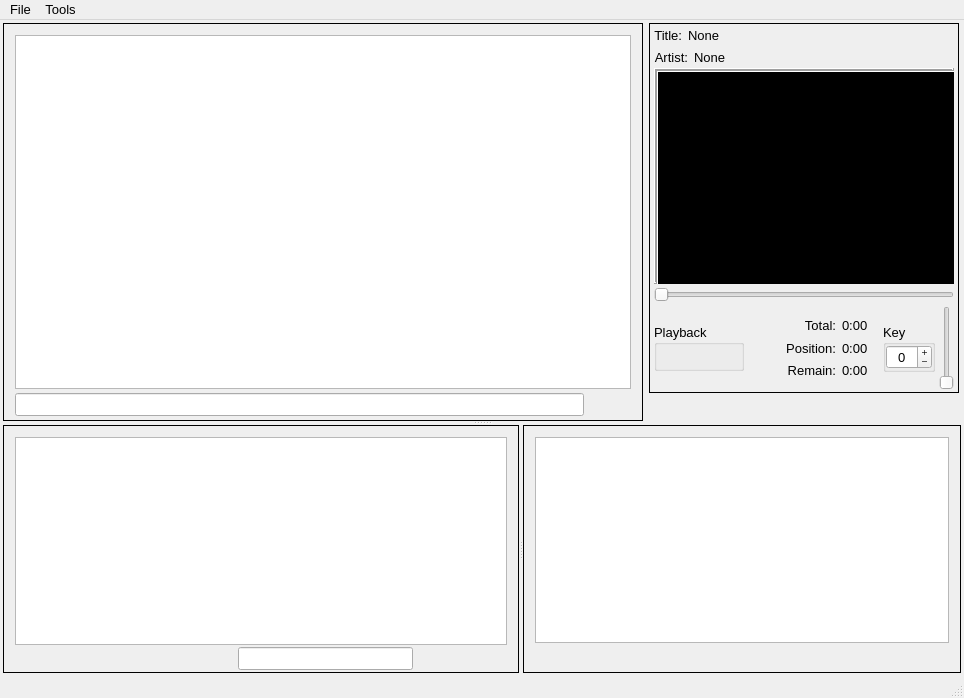
First picture: the form in KaraokeHost/mainwindow.ui, repository OpenKJ/OpenKJ, before the edit.
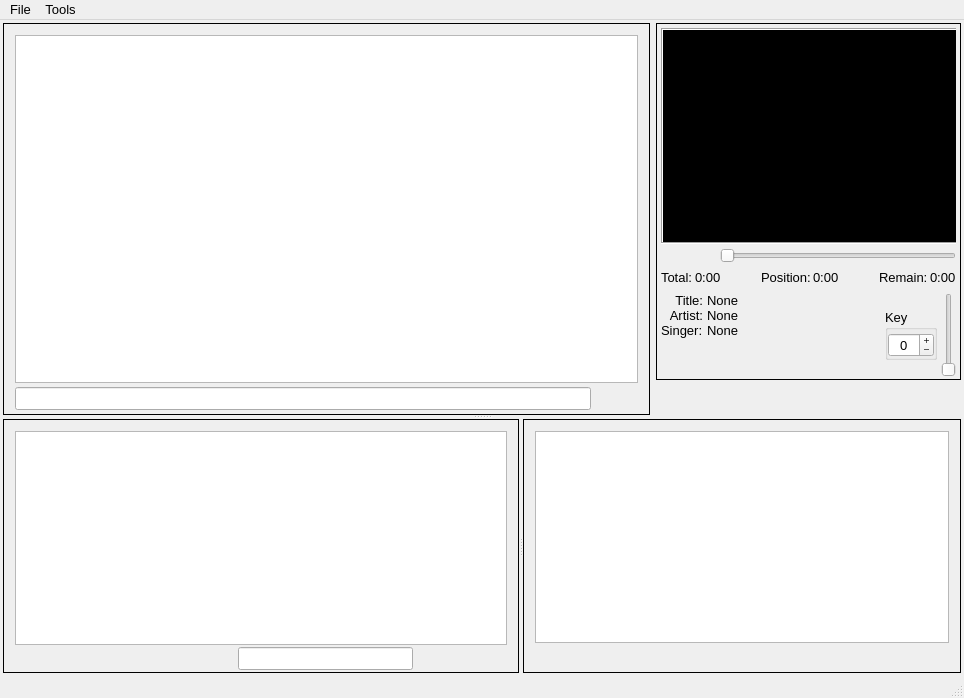
Second picture: the form after the edit. Icons and pictures are not drawn.

Patch:
```diff
--- a/KaraokeHost/mainwindow.ui
+++ b/KaraokeHost/mainwindow.ui
@@ -10,6 +10,12 @@
     <height>698</height>
    </rect>
   </property>
+  <property name="sizePolicy">
+   <sizepolicy hsizetype="Preferred" vsizetype="Minimum">
+    <horstretch>0</horstretch>
+    <verstretch>0</verstretch>
+   </sizepolicy>
+  </property>
   <property name="font">
    <font>
     <pointsize>10</pointsize>
@@ -50,17 +56,11 @@
         </property>
         <item>
          <widget class="QFrame" name="dbframe">
-          <property name="minimumSize">
-           <size>
-            <width>0</width>
-            <height>370</height>
-           </size>
-          </property>
-          <property name="baseSize">
-           <size>
-            <width>0</width>
-            <height>370</height>
-           </size>
+          <property name="sizePolicy">
+           <sizepolicy hsizetype="Expanding" vsizetype="Preferred">
+            <horstretch>0</horstretch>
+            <verstretch>0</verstretch>
+           </sizepolicy>
           </property>
           <property name="frameShape">
            <enum>QFrame::Box</enum>
@@ -142,23 +142,29 @@
         <item>
          <widget class="QFrame" name="frame_6">
           <property name="sizePolicy">
-           <sizepolicy hsizetype="Fixed" vsizetype="Preferred">
+           <sizepolicy hsizetype="Fixed" vsizetype="Minimum">
             <horstretch>0</horstretch>
             <verstretch>0</verstretch>
            </sizepolicy>
           </property>
           <property name="minimumSize">
            <size>
-            <width>312</width>
+            <width>305</width>
             <height>0</height>
            </size>
           </property>
           <property name="maximumSize">
            <size>
-            <width>312</width>
+            <width>305</width>
             <height>16777215</height>
            </size>
           </property>
+          <property name="baseSize">
+           <size>
+            <width>305</width>
+            <height>0</height>
+           </size>
+          </property>
           <property name="frameShape">
            <enum>QFrame::NoFrame</enum>
           </property>
@@ -175,35 +181,23 @@
            <item>
             <widget class="QFrame" name="mediaFrame">
              <property name="sizePolicy">
-              <sizepolicy hsizetype="Preferred" vsizetype="Fixed">
+              <sizepolicy hsizetype="Minimum" vsizetype="Minimum">
                <horstretch>0</horstretch>
                <verstretch>0</verstretch>
               </sizepolicy>
              </property>
-             <property name="minimumSize">
-              <size>
-               <width>310</width>
-               <height>370</height>
-              </size>
-             </property>
-             <property name="maximumSize">
-              <size>
-               <width>310</width>
-               <height>370</height>
-              </size>
-             </property>
              <property name="frameShape">
               <enum>QFrame::Box</enum>
              </property>
              <layout class="QVBoxLayout" name="verticalLayout_5">
               <property name="spacing">
-               <number>0</number>
+               <number>6</number>
               </property>
               <property name="leftMargin">
                <number>4</number>
               </property>
               <property name="topMargin">
-               <number>0</number>
+               <number>4</number>
               </property>
               <property name="rightMargin">
                <number>4</number>
@@ -211,100 +205,6 @@
               <property name="bottomMargin">
                <number>2</number>
               </property>
-              <item>
-               <widget class="QFrame" name="titleFrame">
-                <property name="sizePolicy">
-                 <sizepolicy hsizetype="Preferred" vsizetype="Minimum">
-                  <horstretch>0</horstretch>
-                  <verstretch>0</verstretch>
-                 </sizepolicy>
-                </property>
-                <property name="frameShape">
-                 <enum>QFrame::NoFrame</enum>
-                </property>
-                <layout class="QHBoxLayout" name="horizontalLayout_9">
-                 <property name="sizeConstraint">
-                  <enum>QLayout::SetDefaultConstraint</enum>
-                 </property>
-                 <property name="margin">
-                  <number>0</number>
-                 </property>
-                 <item>
-                  <widget class="QLabel" name="label_3">
-                   <property name="sizePolicy">
-                    <sizepolicy hsizetype="Minimum" vsizetype="Minimum">
-                     <horstretch>0</horstretch>
-                     <verstretch>0</verstretch>
-                    </sizepolicy>
-                   </property>
-                   <property name="text">
-                    <string>Title:</string>
-                   </property>
-                   <property name="alignment">
-                    <set>Qt::AlignRight|Qt::AlignTrailing|Qt::AlignVCenter</set>
-                   </property>
-                  </widget>
-                 </item>
-                 <item>
-                  <widget class="QLabel" name="labelTitle">
-                   <property name="sizePolicy">
-                    <sizepolicy hsizetype="Expanding" vsizetype="Minimum">
-                     <horstretch>0</horstretch>
-                     <verstretch>0</verstretch>
-                    </sizepolicy>
-                   </property>
-                   <property name="text">
-                    <string>None</string>
-                   </property>
-                  </widget>
-                 </item>
-                </layout>
-               </widget>
-              </item>
-              <item>
-               <widget class="QFrame" name="artistFrame">
-                <property name="frameShape">
-                 <enum>QFrame::NoFrame</enum>
-                </property>
-                <property name="frameShadow">
-                 <enum>QFrame::Raised</enum>
-                </property>
-                <layout class="QHBoxLayout" name="horizontalLayout_8">
-                 <property name="margin">
-                  <number>0</number>
-                 </property>
-                 <item>
-                  <widget class="QLabel" name="label_2">
-                   <property name="sizePolicy">
-                    <sizepolicy hsizetype="Minimum" vsizetype="Minimum">
-                     <horstretch>0</horstretch>
-                     <verstretch>0</verstretch>
-                    </sizepolicy>
-                   </property>
-                   <property name="text">
-                    <string>Artist:</string>
-                   </property>
-                   <property name="alignment">
-                    <set>Qt::AlignRight|Qt::AlignTrailing|Qt::AlignVCenter</set>
-                   </property>
-                  </widget>
-                 </item>
-                 <item>
-                  <widget class="QLabel" name="labelArtist">
-                   <property name="sizePolicy">
-                    <sizepolicy hsizetype="Expanding" vsizetype="Minimum">
-                     <horstretch>0</horstretch>
-                     <verstretch>0</verstretch>
-                    </sizepolicy>
-                   </property>
-                   <property name="text">
-                    <string>None</string>
-                   </property>
-                  </widget>
-                 </item>
-                </layout>
-               </widget>
-              </item>
               <item>
                <widget class="QFrame" name="cdgFrame">
                 <property name="sizePolicy">
@@ -313,18 +213,6 @@
                   <verstretch>0</verstretch>
                  </sizepolicy>
                 </property>
-                <property name="minimumSize">
-                 <size>
-                  <width>300</width>
-                  <height>216</height>
-                 </size>
-                </property>
-                <property name="maximumSize">
-                 <size>
-                  <width>300</width>
-                  <height>216</height>
-                 </size>
-                </property>
                 <property name="baseSize">
                  <size>
                   <width>300</width>
@@ -332,12 +220,12 @@
                  </size>
                 </property>
                 <property name="frameShape">
-                 <enum>QFrame::Box</enum>
+                 <enum>QFrame::NoFrame</enum>
                 </property>
                 <property name="frameShadow">
                  <enum>QFrame::Raised</enum>
                 </property>
-                <layout class="QHBoxLayout" name="horizontalLayout_11">
+                <layout class="QVBoxLayout" name="verticalLayout_7">
                  <property name="spacing">
                   <number>0</number>
                  </property>
@@ -347,7 +235,7 @@
                  <item>
                   <widget class="QLabel" name="cdgOutput">
                    <property name="sizePolicy">
-                    <sizepolicy hsizetype="Preferred" vsizetype="Preferred">
+                    <sizepolicy hsizetype="Fixed" vsizetype="Fixed">
                      <horstretch>0</horstretch>
                      <verstretch>0</verstretch>
                     </sizepolicy>
@@ -358,6 +246,12 @@
                      <height>216</height>
                     </size>
                    </property>
+                   <property name="maximumSize">
+                    <size>
+                     <width>300</width>
+                     <height>216</height>
+                    </size>
+                   </property>
                    <property name="baseSize">
                     <size>
                      <width>300</width>
@@ -442,101 +336,53 @@
                    </property>
                   </widget>
                  </item>
-                </layout>
-               </widget>
-              </item>
-              <item>
-               <widget class="QFrame" name="progressFrame">
-                <property name="frameShape">
-                 <enum>QFrame::NoFrame</enum>
-                </property>
-                <property name="frameShadow">
-                 <enum>QFrame::Raised</enum>
-                </property>
-                <layout class="QHBoxLayout" name="horizontalLayout_10">
-                 <property name="spacing">
-                  <number>0</number>
-                 </property>
-                 <property name="margin">
-                  <number>0</number>
-                 </property>
                  <item>
-                  <widget class="QSlider" name="sliderProgress">
+                  <widget class="QFrame" name="progressFrame">
                    <property name="sizePolicy">
-                    <sizepolicy hsizetype="Preferred" vsizetype="Preferred">
+                    <sizepolicy hsizetype="Expanding" vsizetype="Minimum">
                      <horstretch>0</horstretch>
                      <verstretch>0</verstretch>
                     </sizepolicy>
                    </property>
-                   <property name="orientation">
-                    <enum>Qt::Horizontal</enum>
+                   <property name="frameShape">
+                    <enum>QFrame::NoFrame</enum>
                    </property>
-                  </widget>
-                 </item>
-                </layout>
-               </widget>
-              </item>
-              <item>
-               <widget class="QFrame" name="controlsFrame">
-                <property name="frameShape">
-                 <enum>QFrame::NoFrame</enum>
-                </property>
-                <property name="frameShadow">
-                 <enum>QFrame::Raised</enum>
-                </property>
-                <layout class="QHBoxLayout" name="horizontalLayout_4">
-                 <property name="spacing">
-                  <number>4</number>
-                 </property>
-                 <property name="margin">
-                  <number>0</number>
-                 </property>
-                 <item>
-                  <widget class="QGroupBox" name="groupBoxMediaControl">
-                   <property name="sizePolicy">
-                    <sizepolicy hsizetype="Fixed" vsizetype="Fixed">
-                     <horstretch>0</horstretch>
-                     <verstretch>0</verstretch>
-                    </sizepolicy>
+                   <property name="frameShadow">
+                    <enum>QFrame::Plain</enum>
                    </property>
-                   <property name="maximumSize">
-                    <size>
-                     <width>90</width>
-                     <height>16777215</height>
-                    </size>
+                   <property name="lineWidth">
+                    <number>0</number>
                    </property>
-                   <property name="title">
-                    <string>Playback</string>
-                   </property>
-                   <layout class="QHBoxLayout" name="horizontalLayout_7">
+                   <layout class="QHBoxLayout" name="horizontalLayout_10">
                     <property name="spacing">
-                     <number>8</number>
+                     <number>4</number>
                     </property>
-                    <property name="margin">
+                    <property name="leftMargin">
+                     <number>3</number>
+                    </property>
+                    <property name="topMargin">
                      <number>0</number>
                     </property>
-                    <item>
-                     <widget class="QPushButton" name="buttonPlay">
-                      <property name="focusPolicy">
-                       <enum>Qt::NoFocus</enum>
-                      </property>
-                      <property name="icon">
-                       <iconset resource="resources.qrc">
-                        <normaloff>:/icons/play</normaloff>:/icons/play</iconset>
-                      </property>
-                      <property name="iconSize">
-                       <size>
-                        <width>22</width>
-                        <height>22</height>
-                       </size>
-                      </property>
-                      <property name="flat">
-                       <bool>true</bool>
-                      </property>
-                     </widget>
-                    </item>
+                    <property name="rightMargin">
+                     <number>0</number>
+                    </property>
+                    <property name="bottomMargin">
+                     <number>0</number>
+                    </property>
                     <item>
                      <widget class="QPushButton" name="buttonPause">
+                      <property name="sizePolicy">
+                       <sizepolicy hsizetype="Fixed" vsizetype="Minimum">
+                        <horstretch>0</horstretch>
+                        <verstretch>0</verstretch>
+                       </sizepolicy>
+                      </property>
+                      <property name="maximumSize">
+                       <size>
+                        <width>24</width>
+                        <height>16777215</height>
+                       </size>
+                      </property>
                       <property name="focusPolicy">
                        <enum>Qt::NoFocus</enum>
                       </property>
@@ -557,6 +403,18 @@
                     </item>
                     <item>
                      <widget class="QPushButton" name="buttonStop">
+                      <property name="sizePolicy">
+                       <sizepolicy hsizetype="Fixed" vsizetype="Minimum">
+                        <horstretch>0</horstretch>
+                        <verstretch>0</verstretch>
+                       </sizepolicy>
+                      </property>
+                      <property name="maximumSize">
+                       <size>
+                        <width>24</width>
+                        <height>16777215</height>
+                       </size>
+                      </property>
                       <property name="focusPolicy">
                        <enum>Qt::NoFocus</enum>
                       </property>
@@ -575,107 +433,343 @@
                       </property>
                      </widget>
                     </item>
-                   </layout>
-                  </widget>
-                 </item>
-                 <item>
-                  <widget class="QFrame" name="frame_3">
-                   <property name="sizePolicy">
-                    <sizepolicy hsizetype="Expanding" vsizetype="Preferred">
-                     <horstretch>0</horstretch>
-                     <verstretch>0</verstretch>
-                    </sizepolicy>
-                   </property>
-                   <property name="frameShape">
-                    <enum>QFrame::NoFrame</enum>
-                   </property>
-                   <property name="frameShadow">
-                    <enum>QFrame::Plain</enum>
-                   </property>
-                   <layout class="QGridLayout" name="gridLayout_3">
-                    <item row="1" column="0">
-                     <widget class="QLabel" name="label_6">
-                      <property name="frameShape">
-                       <enum>QFrame::NoFrame</enum>
-                      </property>
-                      <property name="frameShadow">
-                       <enum>QFrame::Plain</enum>
-                      </property>
-                      <property name="text">
-                       <string>Position:</string>
-                      </property>
-                      <property name="scaledContents">
-                       <bool>true</bool>
-                      </property>
-                      <property name="alignment">
-                       <set>Qt::AlignRight|Qt::AlignTrailing|Qt::AlignVCenter</set>
-                      </property>
-                     </widget>
-                    </item>
-                    <item row="0" column="0">
-                     <widget class="QLabel" name="label_4">
+                    <item>
+                     <widget class="QSlider" name="sliderProgress">
                       <property name="sizePolicy">
                        <sizepolicy hsizetype="Expanding" vsizetype="Preferred">
                         <horstretch>0</horstretch>
                         <verstretch>0</verstretch>
                        </sizepolicy>
                       </property>
-                      <property name="text">
-                       <string>Total:</string>
-                      </property>
-                      <property name="scaledContents">
-                       <bool>true</bool>
-                      </property>
-                      <property name="alignment">
-                       <set>Qt::AlignRight|Qt::AlignTrailing|Qt::AlignVCenter</set>
-                      </property>
-                     </widget>
-                    </item>
-                    <item row="0" column="1">
-                     <widget class="QLabel" name="labelTotalTime">
-                      <property name="text">
-                       <string>0:00</string>
-                      </property>
-                      <property name="scaledContents">
-                       <bool>true</bool>
-                      </property>
-                     </widget>
-                    </item>
-                    <item row="2" column="1">
-                     <widget class="QLabel" name="labelRemainTime">
-                      <property name="text">
-                       <string>0:00</string>
-                      </property>
-                      <property name="scaledContents">
-                       <bool>true</bool>
-                      </property>
-                     </widget>
-                    </item>
-                    <item row="2" column="0">
-                     <widget class="QLabel" name="label">
-                      <property name="text">
-                       <string>Remain:</string>
-                      </property>
-                      <property name="scaledContents">
-                       <bool>true</bool>
-                      </property>
-                      <property name="alignment">
-                       <set>Qt::AlignRight|Qt::AlignTrailing|Qt::AlignVCenter</set>
-                      </property>
-                     </widget>
-                    </item>
-                    <item row="1" column="1">
-                     <widget class="QLabel" name="labelElapsedTime">
-                      <property name="text">
-                       <string>0:00</string>
-                      </property>
-                      <property name="scaledContents">
-                       <bool>true</bool>
+                      <property name="orientation">
+                       <enum>Qt::Horizontal</enum>
                       </property>
                      </widget>
                     </item>
                    </layout>
                   </widget>
+                 </item>
+                 <item>
+                  <layout class="QHBoxLayout" name="horizontalLayout_7">
+                   <property name="topMargin">
+                    <number>0</number>
+                   </property>
+                   <property name="rightMargin">
+                    <number>0</number>
+                   </property>
+                   <item>
+                    <layout class="QHBoxLayout" name="horizontalLayout_12">
+                     <property name="spacing">
+                      <number>2</number>
+                     </property>
+                     <property name="topMargin">
+                      <number>0</number>
+                     </property>
+                     <property name="rightMargin">
+                      <number>0</number>
+                     </property>
+                     <item>
+                      <widget class="QLabel" name="label_4">
+                       <property name="sizePolicy">
+                        <sizepolicy hsizetype="Minimum" vsizetype="Preferred">
+                         <horstretch>0</horstretch>
+                         <verstretch>0</verstretch>
+                        </sizepolicy>
+                       </property>
+                       <property name="text">
+                        <string>Total:</string>
+                       </property>
+                       <property name="scaledContents">
+                        <bool>true</bool>
+                       </property>
+                       <property name="alignment">
+                        <set>Qt::AlignLeading|Qt::AlignLeft|Qt::AlignVCenter</set>
+                       </property>
+                      </widget>
+                     </item>
+                     <item>
+                      <widget class="QLabel" name="labelTotalTime">
+                       <property name="text">
+                        <string>0:00</string>
+                       </property>
+                       <property name="scaledContents">
+                        <bool>true</bool>
+                       </property>
+                      </widget>
+                     </item>
+                    </layout>
+                   </item>
+                   <item>
+                    <spacer name="horizontalSpacer_4">
+                     <property name="orientation">
+                      <enum>Qt::Horizontal</enum>
+                     </property>
+                     <property name="sizeHint" stdset="0">
+                      <size>
+                       <width>40</width>
+                       <height>20</height>
+                      </size>
+                     </property>
+                    </spacer>
+                   </item>
+                   <item>
+                    <layout class="QHBoxLayout" name="horizontalLayout_11">
+                     <property name="spacing">
+                      <number>2</number>
+                     </property>
+                     <property name="topMargin">
+                      <number>0</number>
+                     </property>
+                     <property name="rightMargin">
+                      <number>0</number>
+                     </property>
+                     <item>
+                      <widget class="QLabel" name="label_6">
+                       <property name="frameShape">
+                        <enum>QFrame::NoFrame</enum>
+                       </property>
+                       <property name="frameShadow">
+                        <enum>QFrame::Plain</enum>
+                       </property>
+                       <property name="text">
+                        <string>Position:</string>
+                       </property>
+                       <property name="scaledContents">
+                        <bool>true</bool>
+                       </property>
+                       <property name="alignment">
+                        <set>Qt::AlignLeading|Qt::AlignLeft|Qt::AlignVCenter</set>
+                       </property>
+                      </widget>
+                     </item>
+                     <item>
+                      <widget class="QLabel" name="labelElapsedTime">
+                       <property name="text">
+                        <string>0:00</string>
+                       </property>
+                       <property name="scaledContents">
+                        <bool>true</bool>
+                       </property>
+                      </widget>
+                     </item>
+                    </layout>
+                   </item>
+                   <item>
+                    <spacer name="horizontalSpacer_5">
+                     <property name="orientation">
+                      <enum>Qt::Horizontal</enum>
+                     </property>
+                     <property name="sizeHint" stdset="0">
+                      <size>
+                       <width>40</width>
+                       <height>20</height>
+                      </size>
+                     </property>
+                    </spacer>
+                   </item>
+                   <item>
+                    <layout class="QHBoxLayout" name="horizontalLayout_13">
+                     <property name="spacing">
+                      <number>2</number>
+                     </property>
+                     <property name="topMargin">
+                      <number>0</number>
+                     </property>
+                     <property name="rightMargin">
+                      <number>0</number>
+                     </property>
+                     <item>
+                      <widget class="QLabel" name="label">
+                       <property name="frameShape">
+                        <enum>QFrame::NoFrame</enum>
+                       </property>
+                       <property name="text">
+                        <string>Remain:</string>
+                       </property>
+                       <property name="scaledContents">
+                        <bool>true</bool>
+                       </property>
+                       <property name="alignment">
+                        <set>Qt::AlignLeading|Qt::AlignLeft|Qt::AlignVCenter</set>
+                       </property>
+                      </widget>
+                     </item>
+                     <item>
+                      <widget class="QLabel" name="labelRemainTime">
+                       <property name="text">
+                        <string>0:00</string>
+                       </property>
+                       <property name="scaledContents">
+                        <bool>true</bool>
+                       </property>
+                      </widget>
+                     </item>
+                    </layout>
+                   </item>
+                  </layout>
+                 </item>
+                </layout>
+               </widget>
+              </item>
+              <item>
+               <widget class="QFrame" name="controlsFrame">
+                <property name="sizePolicy">
+                 <sizepolicy hsizetype="Preferred" vsizetype="Minimum">
+                  <horstretch>0</horstretch>
+                  <verstretch>0</verstretch>
+                 </sizepolicy>
+                </property>
+                <property name="frameShape">
+                 <enum>QFrame::NoFrame</enum>
+                </property>
+                <property name="frameShadow">
+                 <enum>QFrame::Raised</enum>
+                </property>
+                <layout class="QHBoxLayout" name="horizontalLayout_4">
+                 <property name="spacing">
+                  <number>4</number>
+                 </property>
+                 <property name="margin">
+                  <number>0</number>
+                 </property>
+                 <item>
+                  <layout class="QVBoxLayout" name="verticalLayout_8">
+                   <property name="spacing">
+                    <number>0</number>
+                   </property>
+                   <property name="leftMargin">
+                    <number>0</number>
+                   </property>
+                   <property name="bottomMargin">
+                    <number>0</number>
+                   </property>
+                   <item>
+                    <widget class="QLabel" name="label_3">
+                     <property name="sizePolicy">
+                      <sizepolicy hsizetype="Minimum" vsizetype="Minimum">
+                       <horstretch>0</horstretch>
+                       <verstretch>0</verstretch>
+                      </sizepolicy>
+                     </property>
+                     <property name="text">
+                      <string>Title:</string>
+                     </property>
+                     <property name="alignment">
+                      <set>Qt::AlignRight|Qt::AlignTrailing|Qt::AlignVCenter</set>
+                     </property>
+                    </widget>
+                   </item>
+                   <item>
+                    <widget class="QLabel" name="label_2">
+                     <property name="sizePolicy">
+                      <sizepolicy hsizetype="Minimum" vsizetype="Minimum">
+                       <horstretch>0</horstretch>
+                       <verstretch>0</verstretch>
+                      </sizepolicy>
+                     </property>
+                     <property name="text">
+                      <string>Artist:</string>
+                     </property>
+                     <property name="alignment">
+                      <set>Qt::AlignRight|Qt::AlignTrailing|Qt::AlignVCenter</set>
+                     </property>
+                    </widget>
+                   </item>
+                   <item>
+                    <widget class="QLabel" name="label_7">
+                     <property name="sizePolicy">
+                      <sizepolicy hsizetype="Minimum" vsizetype="Minimum">
+                       <horstretch>0</horstretch>
+                       <verstretch>0</verstretch>
+                      </sizepolicy>
+                     </property>
+                     <property name="text">
+                      <string>Singer:</string>
+                     </property>
+                    </widget>
+                   </item>
+                   <item>
+                    <spacer name="verticalSpacer_2">
+                     <property name="orientation">
+                      <enum>Qt::Vertical</enum>
+                     </property>
+                     <property name="sizeType">
+                      <enum>QSizePolicy::MinimumExpanding</enum>
+                     </property>
+                     <property name="sizeHint" stdset="0">
+                      <size>
+                       <width>20</width>
+                       <height>5</height>
+                      </size>
+                     </property>
+                    </spacer>
+                   </item>
+                  </layout>
+                 </item>
+                 <item>
+                  <layout class="QVBoxLayout" name="verticalLayout_9">
+                   <property name="spacing">
+                    <number>0</number>
+                   </property>
+                   <property name="rightMargin">
+                    <number>0</number>
+                   </property>
+                   <item>
+                    <widget class="QLabel" name="labelTitle">
+                     <property name="sizePolicy">
+                      <sizepolicy hsizetype="Expanding" vsizetype="Minimum">
+                       <horstretch>0</horstretch>
+                       <verstretch>0</verstretch>
+                      </sizepolicy>
+                     </property>
+                     <property name="text">
+                      <string>None</string>
+                     </property>
+                    </widget>
+                   </item>
+                   <item>
+                    <widget class="QLabel" name="labelArtist">
+                     <property name="sizePolicy">
+                      <sizepolicy hsizetype="Expanding" vsizetype="Minimum">
+                       <horstretch>0</horstretch>
+                       <verstretch>0</verstretch>
+                      </sizepolicy>
+                     </property>
+                     <property name="text">
+                      <string>None</string>
+                     </property>
+                    </widget>
+                   </item>
+                   <item>
+                    <widget class="QLabel" name="labelSinger">
+                     <property name="sizePolicy">
+                      <sizepolicy hsizetype="Expanding" vsizetype="Minimum">
+                       <horstretch>0</horstretch>
+                       <verstretch>0</verstretch>
+                      </sizepolicy>
+                     </property>
+                     <property name="text">
+                      <string>None</string>
+                     </property>
+                    </widget>
+                   </item>
+                   <item>
+                    <spacer name="verticalSpacer_3">
+                     <property name="orientation">
+                      <enum>Qt::Vertical</enum>
+                     </property>
+                     <property name="sizeType">
+                      <enum>QSizePolicy::MinimumExpanding</enum>
+                     </property>
+                     <property name="sizeHint" stdset="0">
+                      <size>
+                       <width>20</width>
+                       <height>5</height>
+                      </size>
+                     </property>
+                    </spacer>
+                   </item>
+                  </layout>
                  </item>
                  <item>
                   <widget class="QGroupBox" name="groupBoxKey">
@@ -694,6 +788,9 @@
                    <property name="title">
                     <string>Key</string>
                    </property>
+                   <property name="alignment">
+                    <set>Qt::AlignLeading|Qt::AlignLeft|Qt::AlignTop</set>
+                   </property>
                    <property name="flat">
                     <bool>false</bool>
                    </property>
@@ -701,7 +798,16 @@
                     <property name="spacing">
                      <number>0</number>
                     </property>
-                    <property name="margin">
+                    <property name="leftMargin">
+                     <number>0</number>
+                    </property>
+                    <property name="topMargin">
+                     <number>3</number>
+                    </property>
+                    <property name="rightMargin">
+                     <number>0</number>
+                    </property>
+                    <property name="bottomMargin">
                      <number>0</number>
                     </property>
                     <item>
@@ -738,7 +844,7 @@
                  <item>
                   <widget class="QSlider" name="sliderVolume">
                    <property name="sizePolicy">
-                    <sizepolicy hsizetype="Fixed" vsizetype="Minimum">
+                    <sizepolicy hsizetype="Minimum" vsizetype="Minimum">
                      <horstretch>0</horstretch>
                      <verstretch>0</verstretch>
                     </sizepolicy>
```
